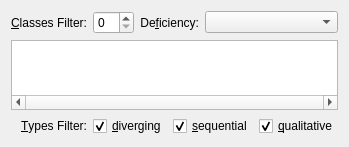
This is source/widgetzeug/source/ColorSchemePresetsWidget.ui in cginternals/libzeug as Qt 5 draws it before an edit. The edited form follows.
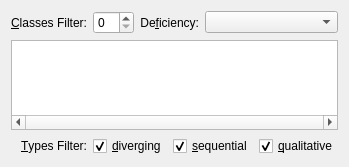
This is the edited form. Custom widgets are drawn as their Qt base class.

Commit message: Add ensureVisible call in setSelectedItem

```diff
--- a/source/widgetzeug/source/ColorSchemePresetsWidget.ui
+++ b/source/widgetzeug/source/ColorSchemePresetsWidget.ui
@@ -7,7 +7,7 @@
     <x>0</x>
     <y>0</y>
     <width>271</width>
-    <height>140</height>
+    <height>167</height>
    </rect>
   </property>
   <property name="minimumSize">
```
The commit also changes 1 other file.
